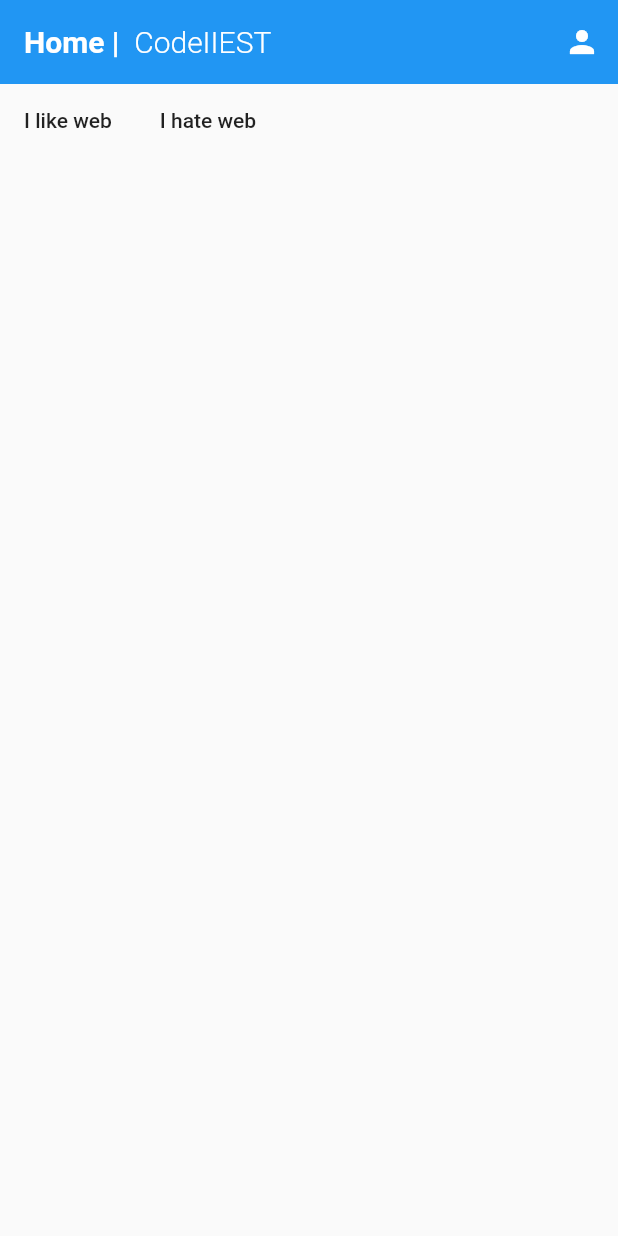
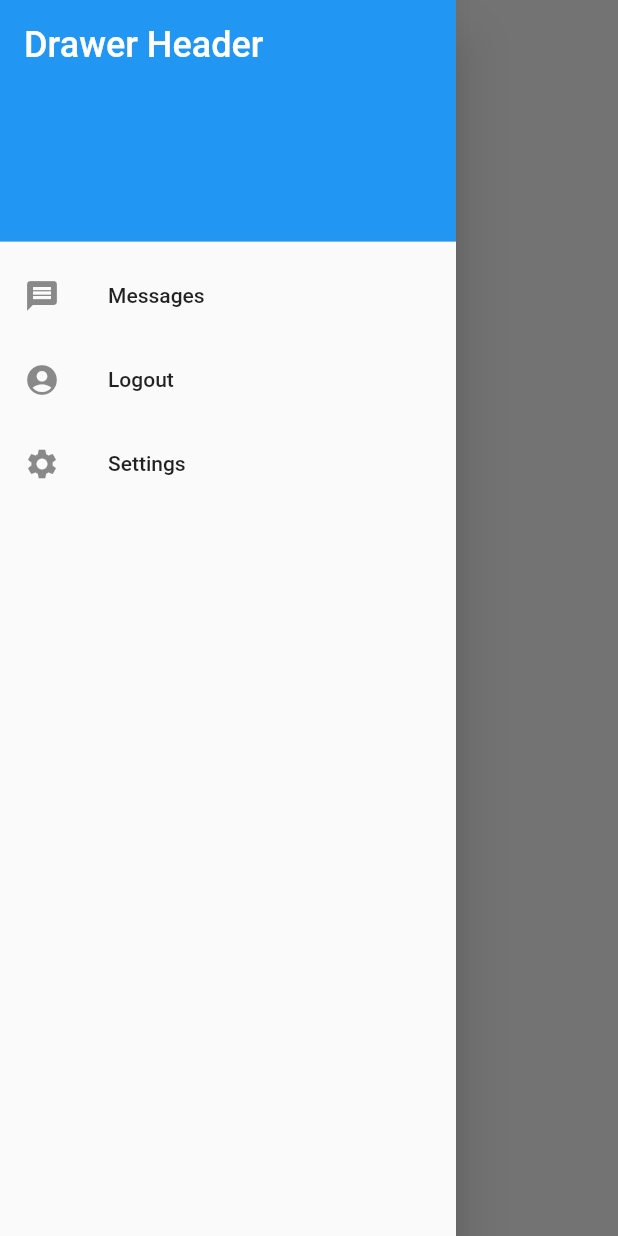
Before and after one commit to sarbikbetal/CodeIIEST-app, a Flutter app: the screen it shows once a user with an empty profile is signed in, with the side drawer open (before the commit the screen has no drawer), on a phone screen of 412 x 824 dp. Run offline on Flutter 3.47's test engine with Material 2 defaults, Android fonts, the phone set to English and light mode, and no system bars; our stand-ins replace cloud_firestore, firebase_auth, firebase_messaging, flutter_signin_button, google_sign_in; accounts and stored records are empty; network calls fail.

Commit message:
checkpoint 1

```diff
--- a/lib/screens/home/home.dart
+++ b/lib/screens/home/home.dart
@@ -1,48 +1,16 @@
 import 'package:codeiiest/services/auth.dart';
+import 'package:codeiiest/screens/partials/infoCard.dart';
 import 'package:flutter/material.dart';
 import 'package:firebase_messaging/firebase_messaging.dart';
-// import 'package:cloud_firestore/cloud_firestore.dart';
+import 'package:cloud_firestore/cloud_firestore.dart';
 
-class Home extends StatelessWidget {
-  final Authenticator _auth = Authenticator();
+class Home extends StatefulWidget {
   @override
-  Widget build(BuildContext context) {
-    return Scaffold(
-      appBar: AppBar(
-        elevation: 0.0,
-        title: Row(
-          children: <Widget>[
-            Text(
-              'Home | ',
-              style: TextStyle(fontWeight: FontWeight.w600),
-            ),
-            Text(
-              ' CodeIIEST',
-              style: TextStyle(fontWeight: FontWeight.w300),
-            )
-          ],
-        ),
-        actions: <Widget>[
-          IconButton(
-            icon: Icon(Icons.person),
-            onPressed: () async {
-              await _auth.signOut();
-            },
-          )
-        ],
-      ),
-      body: MessageHandler(),
-    );
-  }
+  _HomeState createState() => _HomeState();
 }
 
-class MessageHandler extends StatefulWidget {
-  @override
-  _MessageHandlerState createState() => _MessageHandlerState();
-}
-
-class _MessageHandlerState extends State<MessageHandler> {
-  // final Firestore _db = Firestore.instance;
+class _HomeState extends State<Home> {
+  final Authenticator _auth = Authenticator();
   final FirebaseMessaging _fcm = FirebaseMessaging();
 
   @override
@@ -76,24 +44,120 @@ class _MessageHandlerState extends State<MessageHandler> {
         // TODO optional
       },
     );
-    _fcm.getToken().then((token){
-      print(token);
-    });
   }
 
   @override
   Widget build(BuildContext context) {
-    return Container(
-      child: Row(
-        children: <Widget>[
-          FlatButton(
-              child: Text('I like web'),
-              onPressed: () => _fcm.subscribeToTopic('web')),
-          FlatButton(
-              child: Text('I hate web'),
-              onPressed: () => _fcm.unsubscribeFromTopic('web')),
-        ],
-      ),
-    );
+    return Scaffold(
+        drawer: Drawer(
+          child: ListView(
+            padding: EdgeInsets.zero,
+            children: <Widget>[
+              DrawerHeader(
+                decoration: BoxDecoration(
+                  color: Colors.blue,
+                ),
+                child: Text(
+                  'Drawer Header',
+                  style: TextStyle(
+                    color: Colors.white,
+                    fontSize: 24,
+                  ),
+                ),
+              ),
+              ListTile(
+                leading: Icon(Icons.message),
+                title: Text('Messages'),
+              ),
+              ListTile(
+                leading: Icon(Icons.account_circle),
+                title: Text('Logout'),
+                onTap: () async {
+                  await _auth.signOut();
+                },
+              ),
+              ListTile(
+                leading: Icon(Icons.settings),
+                title: Text('Settings'),
+              ),
+            ],
+          ),
+        ),
+        body: StreamBuilder(
+          stream: Firestore.instance.collection('sessions').snapshots(),
+          builder: (context, snapshot) {
+            if (!snapshot.hasData) {
+              return Text("Loading..");
+            }
+            return SingleChildScrollView(
+              child: Container(
+                child: InfoCard(
+                  snap: snapshot.data.documents,
+                ),
+              ),
+            );
+            // return ListView.builder(
+            //   itemExtent: 80.0,
+            //   itemCount: snapshot.data.documents.length,
+            //   itemBuilder: (context, index) => InfoCard(
+            //     doc: snapshot.data.documents[index],
+            //   ),
+            // );
+          },
+        ));
   }
 }
+
+// return Container(
+//   child: Row(
+//     children: <Widget>[
+//       FlatButton(
+//           child: Text('I like web'),
+//           onPressed: () => _fcm.subscribeToTopic('web')),
+//       FlatButton(
+//           child: Text('I hate web'),
+//           onPressed: () => _fcm.unsubscribeFromTopic('web')),
+//     ],
+//   ),
+// );
+
+// CustomScrollView(
+//         slivers: <Widget>[
+//           SliverAppBar(
+//             backgroundColor: Color(0xff212121),
+//             titleSpacing: 24.0,
+//             pinned: true,
+//             expandedHeight: 160.0,
+//             title: Text(
+//               'Feed',
+//               style: TextStyle(fontSize: 36.0, color: Colors.cyan[600]),
+//             ),
+//             floating: true,
+//             flexibleSpace: FlexibleSpaceBar(
+//                 // background: Image.asset(
+//                 //   'assets/images/feed.jpg',
+//                 //   fit: BoxFit.cover,
+//                 // ),
+//                 ),
+//           ),
+//           StreamBuilder(
+//             stream: Firestore.instance.collection('sessions').snapshots(),
+//             builder: (context, snapshot) {
+//               if (!snapshot.data) {
+//                 return SliverList(
+//                   delegate: SliverChildListDelegate([Text("Loading..")]),
+//                 );
+//               }
+//               return SliverList(
+//                 delegate: SliverChildBuilderDelegate(
+//                   (context, int index) {
+//                     return InfoCard(
+//                       doc: snapshot.data.documents[index],
+//                     );
+//                   },
+//                 ),
+//               );
+//             },
+//           )
+//         ],
+//       ),
```
Also changed, not shown: lib/screens/authenticate/login.dart (+21 -42 lines), lib/screens/partials/coolBtn.dart (added, +32 -0 lines), lib/screens/partials/infoCard.dart (added, +136 -0 lines).
